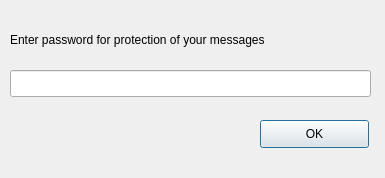
Old version of the form ui/passwordDialog.ui in the repository operatornormal/classified-ads.
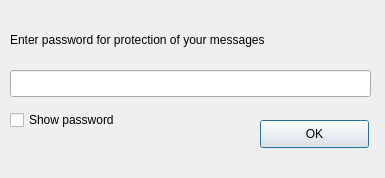
New version of the form.

Commit message: Use "password" echo mode by default in password dialog. Instead of having 2 password editors there is now only one editor with a check-box allowing user anyway to see her plaintext password. Closes #3.

The edit to the form file:
```diff
--- a/ui/passwordDialog.ui
+++ b/ui/passwordDialog.ui
@@ -55,6 +55,19 @@
     <string>OK</string>
    </property>
   </widget>
+  <widget class="QCheckBox" name="echoPwdCheckBox">
+   <property name="geometry">
+    <rect>
+     <x>10</x>
+     <y>110</y>
+     <width>241</width>
+     <height>20</height>
+    </rect>
+   </property>
+   <property name="text">
+    <string>Show password</string>
+   </property>
+  </widget>
  </widget>
  <resources/>
  <connections/>
```
The commit also changes 2 other files.
